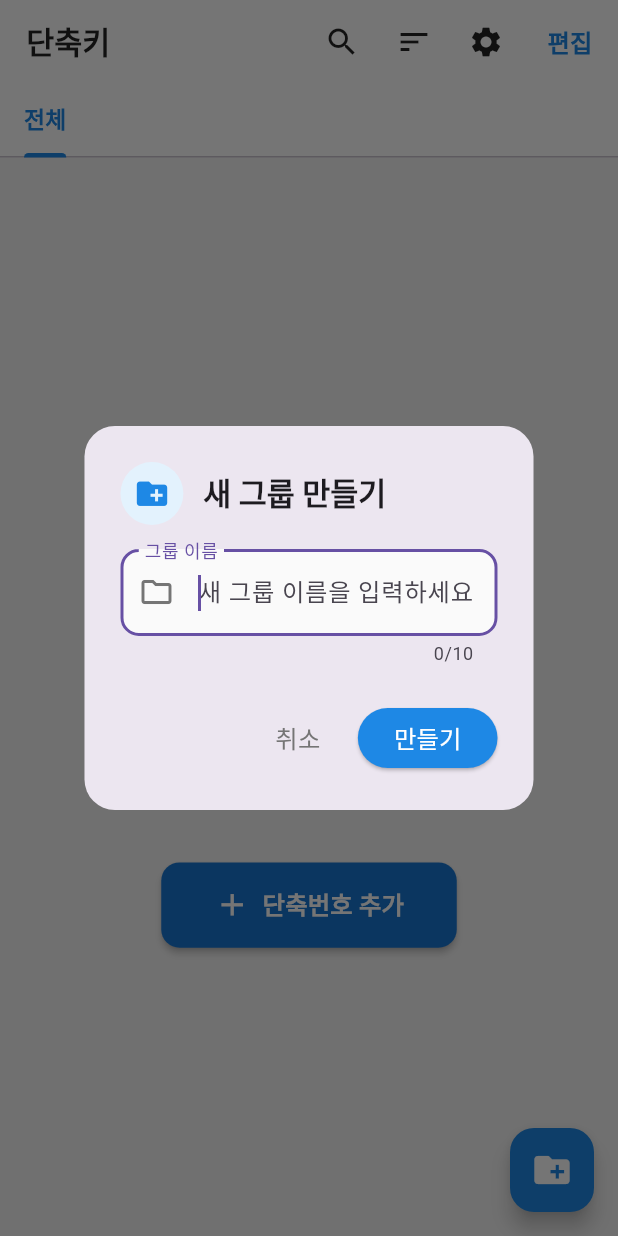
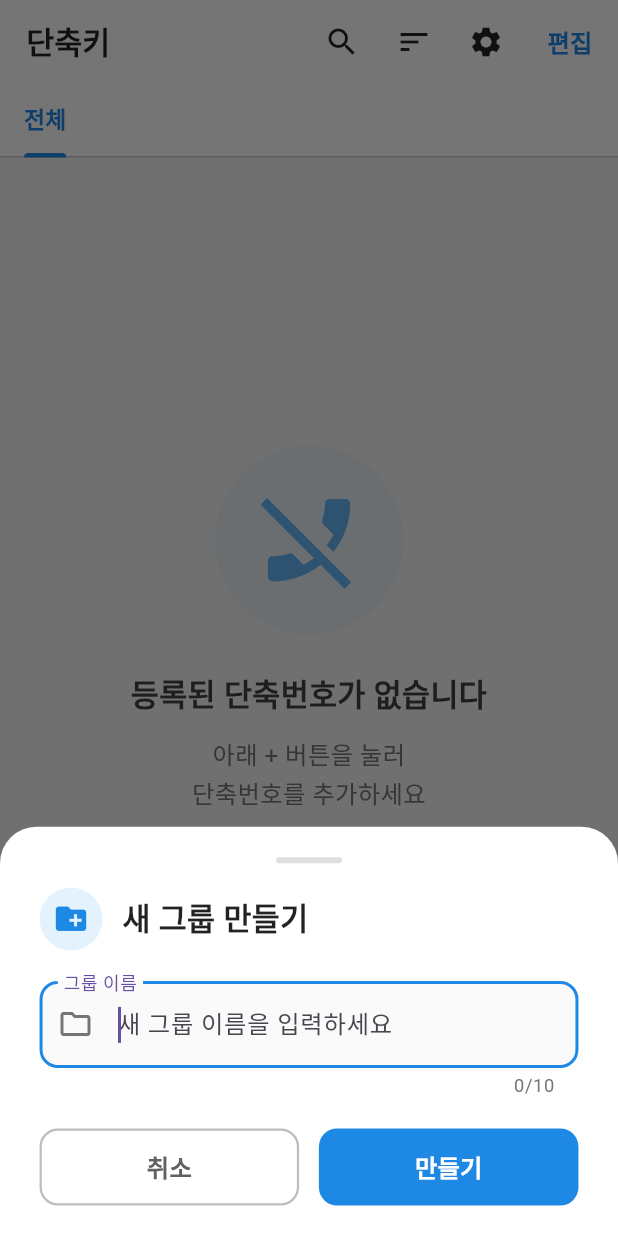
Before and after one commit to sunes26/quick_call, a Flutter app: the screen it shows after launch, after a tap on the "create new folder" icon, on a phone screen of 412 x 824 dp. Run offline on Flutter 3.47's test engine with Material 3 defaults, Android fonts, the light colour scheme and no system bars; our stand-ins replace auto_size_text, flutter_contacts, flutter_screenutil, permission_handler, reorderable_grid_view, shared_preferences and 1 more; missing offline and left inert: flutter_phone_direct_caller; accounts and stored records are empty.

Commit message:
update file

```diff
--- a/lib/screens/home_screen.dart
+++ b/lib/screens/home_screen.dart
@@ -486,21 +486,51 @@ class _HomeScreenState extends State<HomeScreen> with TickerProviderStateMixin {
     );
   }
 
-  // 그룹 추가 다이얼로그 (DB에 저장)
+  // 그룹 추가 다이얼로그 (DB에 저장) - 🆕 오버플로우 수정
 Future<void> _showAddGroupDialog(
     BuildContext context,
     SpeedDialProvider provider,
   ) async {
     final textController = TextEditingController();
 
-    await showDialog(
+    await showModalBottomSheet(
       context: context,
-      builder: (dialogContext) {
-        return AlertDialog(
-          shape: RoundedRectangleBorder(
-            borderRadius: BorderRadius.circular(20.r),
-          ),
-          title: Row(
+      isScrollControlled: true, // 키보드에 따라 높이 자동 조정
+      backgroundColor: Colors.transparent,
+      builder: (sheetContext) {
+        return Padding(
+          // 🆕 키보드 높이만큼 자동으로 padding 추가
+          padding: EdgeInsets.only(
+            bottom: MediaQuery.of(sheetContext).viewInsets.bottom,
+          ),
+          child: Container(
+            decoration: BoxDecoration(
+              color: Colors.white,
+              borderRadius: BorderRadius.vertical(
+                top: Radius.circular(24.r),
+              ),
+            ),
+            padding: EdgeInsets.symmetric(horizontal: 24.w, vertical: 20.h),
+            child: SafeArea(
+              child: Column(
+                mainAxisSize: MainAxisSize.min,
+                crossAxisAlignment: CrossAxisAlignment.start,
+                children: [
+                  // 상단 바 (드래그 인디케이터)
+                  Center(
+                    child: Container(
+                      width: 40.w,
+                      height: 4.h,
+                      margin: EdgeInsets.only(bottom: 16.h),
+                      decoration: BoxDecoration(
+                        color: Colors.grey[300],
+                        borderRadius: BorderRadius.circular(2.r),
+                      ),
+                    ),
+                  ),
+
+                  // 타이틀 + 아이콘
+                  Row(
                     children: [
                       Container(
                         padding: EdgeInsets.all(8.w),
@@ -520,13 +550,15 @@ class _HomeScreenState extends State<HomeScreen> with TickerProviderStateMixin {
                         style: TextStyle(
                           fontSize: 20.sp,
                           fontWeight: FontWeight.bold,
-                ),
-              ),
-            ],
-          ),
-          content: Column(
-            mainAxisSize: MainAxisSize.min,
-            children: [
+                          color: Colors.black87,
+                        ),
+                      ),
+                    ],
+                  ),
+
+                  SizedBox(height: 20.h),
+
+                  // 그룹 이름 입력 필드
                   TextField(
                     controller: textController,
                     autofocus: true,
@@ -536,6 +568,15 @@ class _HomeScreenState extends State<HomeScreen> with TickerProviderStateMixin {
                       hintText: '새 그룹 이름을 입력하세요',
                       border: OutlineInputBorder(
                         borderRadius: BorderRadius.circular(12.r),
+                        borderSide: BorderSide(color: Colors.grey[300]!),
+                      ),
+                      enabledBorder: OutlineInputBorder(
+                        borderRadius: BorderRadius.circular(12.r),
+                        borderSide: BorderSide(color: Colors.grey[300]!),
+                      ),
+                      focusedBorder: OutlineInputBorder(
+                        borderRadius: BorderRadius.circular(12.r),
+                        borderSide: BorderSide(color: Colors.blue[600]!, width: 2),
                       ),
                       filled: true,
                       fillColor: Colors.grey[50],
@@ -543,38 +584,66 @@ class _HomeScreenState extends State<HomeScreen> with TickerProviderStateMixin {
                         Icons.folder_outlined,
                         color: Colors.grey[600],
                       ),
-                ),
-                style: TextStyle(fontSize: 16.sp),
-              ),
-            ],
-          ),
-          actions: [
-            TextButton(
-              onPressed: () => Navigator.pop(dialogContext),
+                      counterStyle: TextStyle(
+                        fontSize: 12.sp,
+                        color: Colors.grey[600],
+                      ),
+                    ),
+                    style: TextStyle(
+                      fontSize: 16.sp,
+                      color: Colors.black87,
+                    ),
+                  ),
+
+                  SizedBox(height: 20.h),
+
+                  // 하단 버튼들
+                  Row(
+                    children: [
+                      // 취소 버튼
+                      Expanded(
+                        child: OutlinedButton(
+                          onPressed: () => Navigator.pop(sheetContext),
+                          style: OutlinedButton.styleFrom(
+                            padding: EdgeInsets.symmetric(vertical: 14.h),
+                            side: BorderSide(color: Colors.grey[400]!, width: 1.5),
+                            shape: RoundedRectangleBorder(
+                              borderRadius: BorderRadius.circular(12.r),
+                            ),
+                          ),
                           child: Text(
                             '취소',
                             style: TextStyle(
                               fontSize: 16.sp,
-                  color: Colors.grey[600],
-                ),
-              ),
-            ),
-            ElevatedButton(
+                              fontWeight: FontWeight.w600,
+                              color: Colors.grey[700],
+                            ),
+                          ),
+                        ),
+                      ),
+
+                      SizedBox(width: 12.w),
+
+                      // 만들기 버튼
+                      Expanded(
+                        child: ElevatedButton(
                           onPressed: () async {
                             final groupName = textController.text.trim();
 
                             if (groupName.isEmpty) {
+                              Navigator.pop(sheetContext);
                               _showSnackBar('그룹 이름을 입력해주세요', Colors.orange[700]!);
                               return;
                             }
 
                             // 중복 그룹명 체크
                             if (provider.groups.contains(groupName)) {
+                              Navigator.pop(sheetContext);
                               _showSnackBar('이미 존재하는 그룹 이름입니다', Colors.orange[700]!);
                               return;
                             }
 
-                Navigator.pop(dialogContext);
+                            Navigator.pop(sheetContext);
 
                             // 그룹 추가 (DB에 저장)
                             final success = await provider.addCustomGroup(groupName);
@@ -595,22 +664,33 @@ class _HomeScreenState extends State<HomeScreen> with TickerProviderStateMixin {
                             }
                           },
                           style: ElevatedButton.styleFrom(
+                            padding: EdgeInsets.symmetric(vertical: 14.h),
                             backgroundColor: Colors.blue[600],
+                            shape: RoundedRectangleBorder(
+                              borderRadius: BorderRadius.circular(12.r),
+                            ),
+                            elevation: 0,
                           ),
                           child: Text(
                             '만들기',
                             style: TextStyle(
                               fontSize: 16.sp,
+                              fontWeight: FontWeight.w600,
                               color: Colors.white,
                             ),
                           ),
                         ),
-          ],
-        );
-      },
-    );
-  }
-
+                      ),
+                    ],
+                  ),
+                ],
+              ),
+            ),
+          ),
+        );
+      },
+    );
+  }
   // 그룹 삭제 확인 다이얼로그
   Future<void> _showDeleteGroupConfirmDialog(
     BuildContext context,
--- a/pubspec.yaml
+++ b/pubspec.yaml
@@ -1,7 +1,7 @@
 name: quick_call
 description: Android 전용 전화번호 단축 다이얼 앱
 publish_to: 'none'
-version: 1.0.0+1
+version: 1.0.0+2
 
 environment:
   sdk: '>=3.0.0 <4.0.0'
```
Also changed, not shown: lib/screens/add_button_screen.dart (+7 -1 lines), lib/screens/edit_button_screen.dart (+14 -10 lines), lib/screens/settings_screen.dart (+33 -30 lines), app_icon.png (added), graphic_image.png (added), 1 other file. Lines whose indentation alone changed are shown as unchanged.
